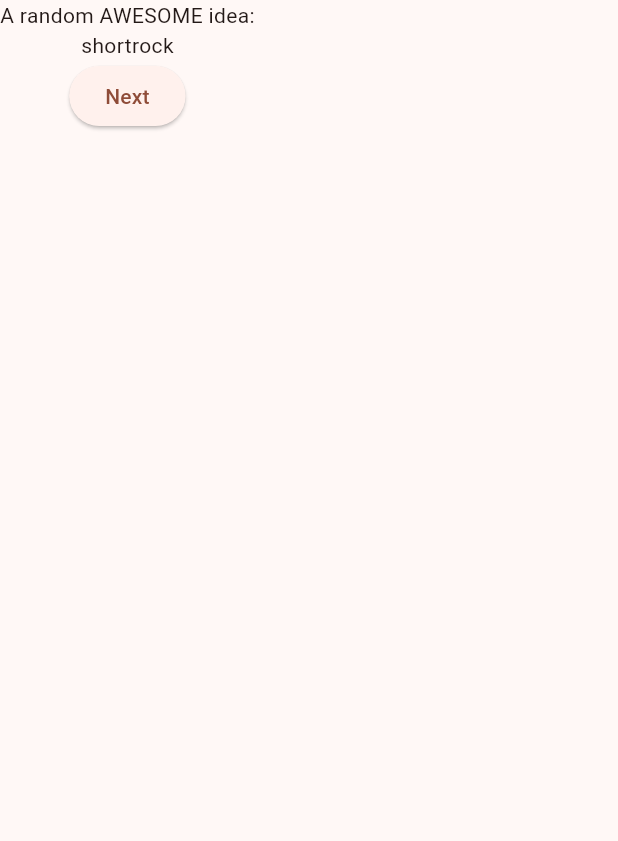
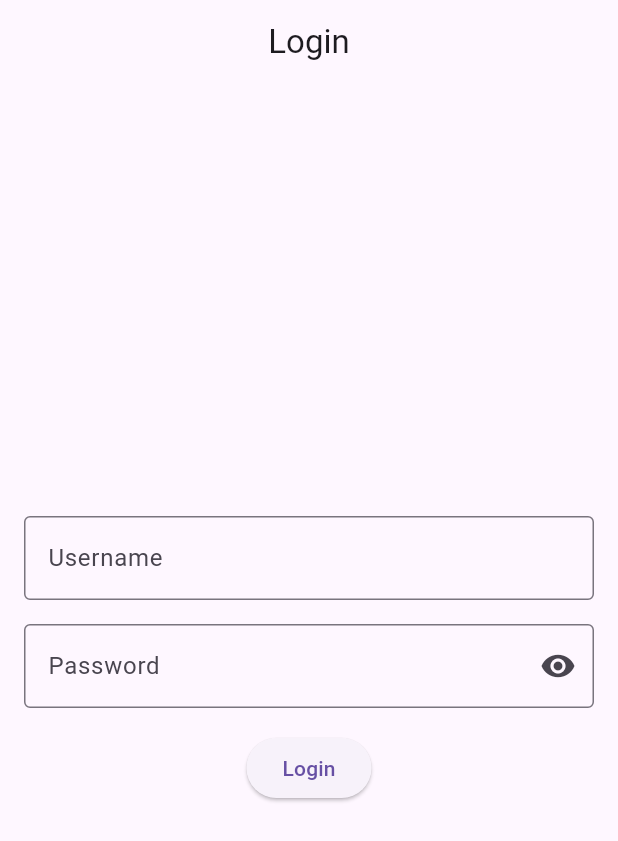
Before and after one commit to Dreamer-T/UniQualifier, a Flutter app: the screen it shows after launch, on a phone screen of 412 x 824 dp. Shown: the top 841 px of the screen. Run offline on Flutter 3.47's test engine with Material 3 defaults, Android fonts, the light colour scheme and no system bars.

Commit message:
ChatGPT实现简易登录界面，仍需修改

```diff
--- a/uniqualifier/lib/main.dart
+++ b/uniqualifier/lib/main.dart
@@ -1,53 +1,93 @@
-import 'package:english_words/english_words.dart';
 import 'package:flutter/material.dart';
-import 'package:provider/provider.dart';
 
 void main() {
-  runApp(MyApp());
+  runApp(Uniqualifier());
 }
 
-class MyApp extends StatelessWidget {
-  const MyApp({super.key});
+class Uniqualifier extends StatelessWidget {
+  @override
+  Widget build(BuildContext context) {
+    /// 没懂为啥是 MaterialApp
+    return MaterialApp(
+      title: 'Flutter Login Demo',
+      theme: ThemeData(
+        primarySwatch: Colors.blue,
+      ),
+
+      /// 设置主界面
+      home: LoginScreen(),
+    );
+  }
+}
+
+/// 第一个界面
+/// 登录界面
+class LoginScreen extends StatefulWidget {
+  @override
+  _LoginScreenState createState() => _LoginScreenState();
+}
+
+class _LoginScreenState extends State<LoginScreen> {
+  final _usernameController = TextEditingController();
+  final _passwordController = TextEditingController();
+  bool _obscureText = true;
+
+  void _login() {
+    final username = _usernameController.text;
+    final password = _passwordController.text;
+
+    // Perform login logic here
+    print('Username: $username');
+    print('Password: $password');
+  }
 
   @override
   Widget build(BuildContext context) {
-    return ChangeNotifierProvider(
-      create: (context) => MyAppState(),
-      child: MaterialApp(
-        title: 'Namer App',
-        theme: ThemeData(
-          useMaterial3: true,
-          colorScheme: ColorScheme.fromSeed(seedColor: Colors.deepOrange),
+    return Scaffold(
+      appBar: AppBar(
+        title: Center(child: Text('Login')),
+      ),
+      body: Padding(
+        padding: const EdgeInsets.all(16.0),
+        child: Center(
+          child: Column(
+            mainAxisAlignment: MainAxisAlignment.center,
+            children: <Widget>[
+              TextField(
+                controller: _usernameController,
+                decoration: InputDecoration(
+                  labelText: 'Username',
+                  border: OutlineInputBorder(),
+                ),
+              ),
+              SizedBox(height: 16.0),
+              TextField(
+                controller: _passwordController,
+                obscureText: _obscureText,
+                decoration: InputDecoration(
+                  labelText: 'Password',
+                  border: OutlineInputBorder(),
+                  suffixIcon: IconButton(
+                    icon: Icon(
+                      _obscureText ? Icons.visibility : Icons.visibility_off,
+                    ),
+                    onPressed: () {
+                      setState(() {
+                        _obscureText = !_obscureText;
+                      });
+                    },
+                  ),
+                ),
+              ),
+              SizedBox(height: 16.0),
+              ElevatedButton(
+                onPressed: _login,
+                child: Text('Login'),
+              ),
+            ],
+          ),
         ),
-        home: MyHomePage(),
       ),
     );
   }
 }
-
-class MyAppState extends ChangeNotifier {
-  var current = WordPair.random();
-}
-
-class MyHomePage extends StatelessWidget {
-  @override
-  Widget build(BuildContext context) {
-    var appState = context.watch<MyAppState>();
-
-    return Scaffold(
-      body: Column(
-        children: [
-          Text('A random AWESOME idea:'), // ← Example change.
-          Text(appState.current.asLowerCase),
-          // ↓ Add this.
-          ElevatedButton(
-            onPressed: () {
-              print('button pressed!');
-            },
-            child: Text('Next'),
-          ),
-        ],
-      ),
-    );
-  }
-}
```
Also changed, not shown: uniqualifier/pubspec.yaml (line endings or trailing spaces), 1 other file.
